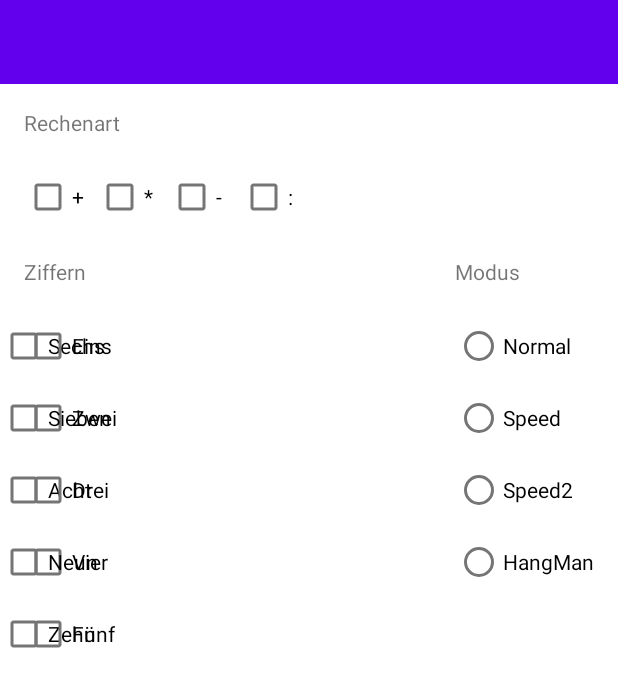
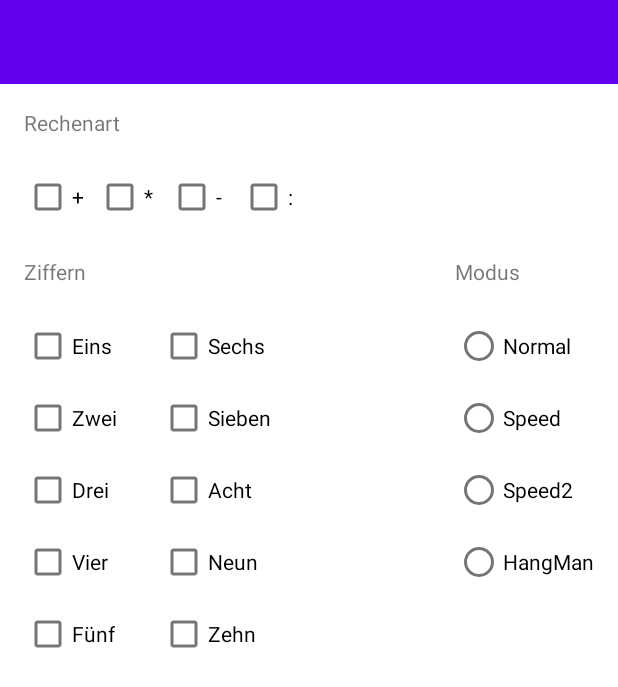
Before and after one commit to ikonix/Einmaleins, an Android app: the SettingsActivity screen opened directly, with no data from a screen before it, on a phone screen of 412 x 824 dp. Shown: the top 687 px of the screen. Run offline under Robolectric (Android 15) with nearby library versions, the phone set to English and light mode, and no system bars.

Commit message:
constraint added

```diff
--- a/app/src/main/res/layout/activity_settings.xml
+++ b/app/src/main/res/layout/activity_settings.xml
@@ -48,9 +48,10 @@
         android:id="@+id/sixCheckBox"
         android:layout_width="wrap_content"
         android:layout_height="wrap_content"
+        android:layout_marginStart="32dp"
         android:text="@string/six"
-        app:layout_constraintTop_toTopOf="@+id/oneCheckBox"
-        tools:layout_editor_absoluteX="112dp" />
+        app:layout_constraintStart_toEndOf="@+id/oneCheckBox"
+        app:layout_constraintTop_toTopOf="@+id/oneCheckBox" />
 
     <CheckBox
         android:id="@+id/twoCheckBox"
```
